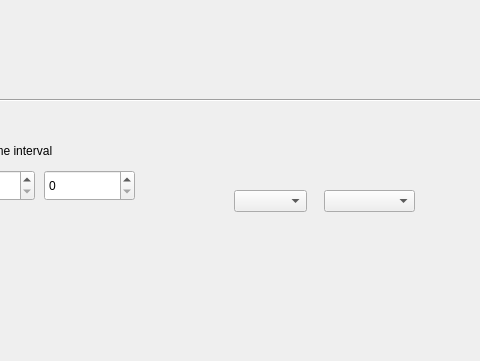
Above: 1.ui from RaffalJ/XML_project before the change; both pictures show x 516 to 996 and y 0 to 361 of the 1105 by 659 pixel window. Below: the same form after it.
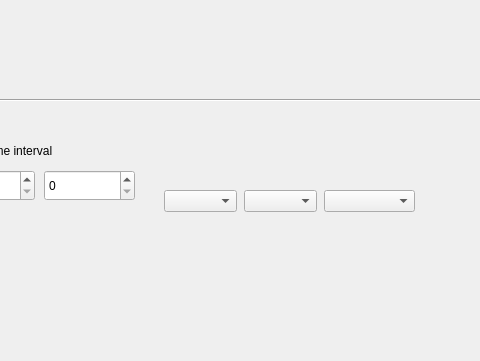
That is the form after the change. Custom widgets are drawn as their Qt base class.

Commit message: finished engine graph

Diff of the .ui file:
```diff
--- a/1.ui
+++ b/1.ui
@@ -57,7 +57,7 @@
    <widget class="QComboBox" name="comboBox_country_engines">
     <property name="geometry">
      <rect>
-      <x>750</x>
+      <x>680</x>
       <y>190</y>
       <width>73</width>
       <height>22</height>
@@ -159,6 +159,16 @@
      </rect>
     </property>
    </widget>
+   <widget class="QComboBox" name="comboBox_country_engines_2">
+    <property name="geometry">
+     <rect>
+      <x>760</x>
+      <y>190</y>
+      <width>73</width>
+      <height>22</height>
+     </rect>
+    </property>
+   </widget>
   </widget>
   <widget class="QMenuBar" name="menubar">
    <property name="geometry">
```
The commit also changes 1 other file.
